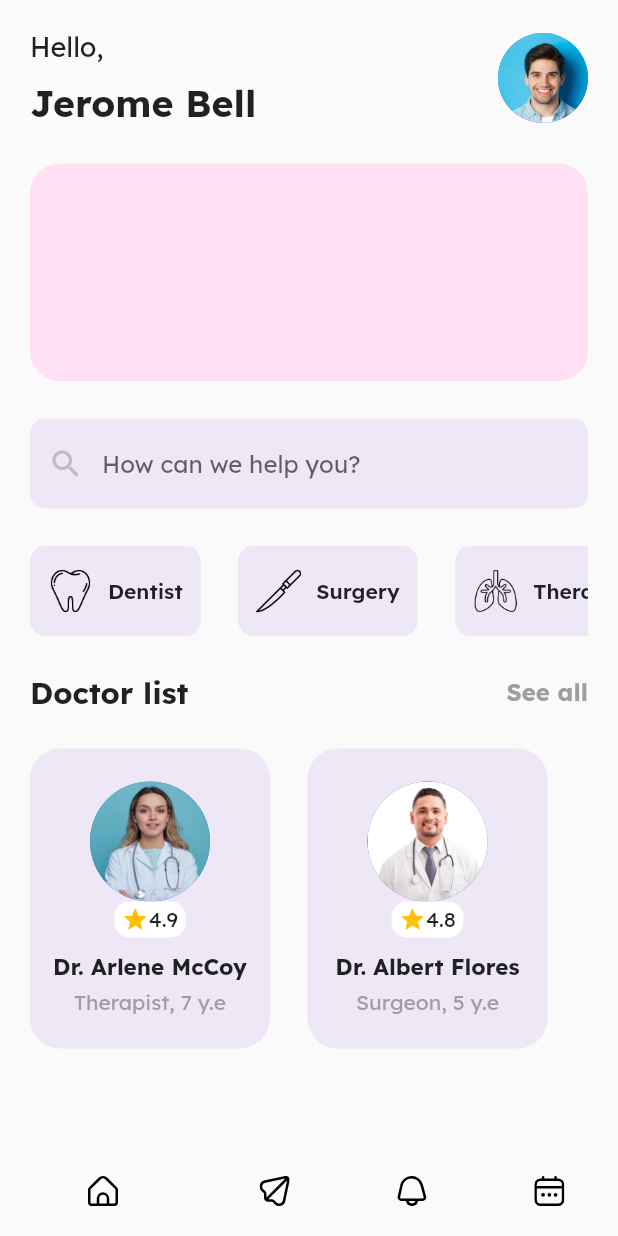
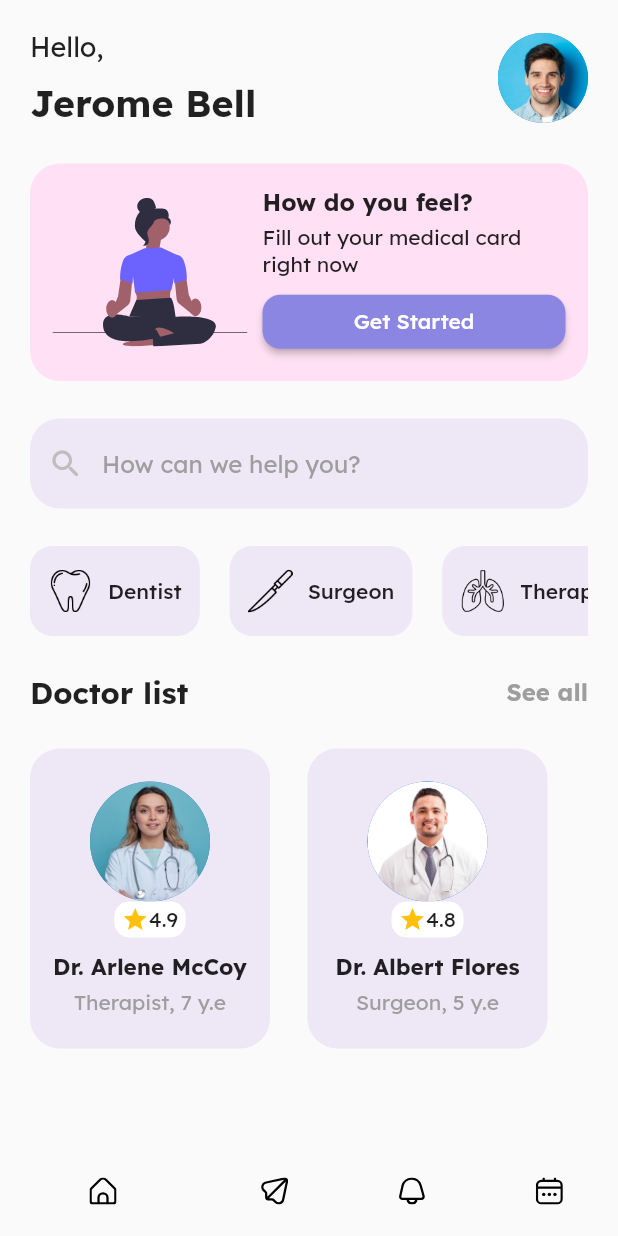
Before and after one commit to ayan-bloomscorp/flutter_ui_challenge, a Flutter app: the screen it shows after launch, after a tap on "Get Started", on a phone screen of 412 x 824 dp. Run offline on Flutter 3.47's test engine with Material 2 defaults, Android fonts, the phone set to English and light mode, and no system bars; our stand-ins replace flutter_svg, google_fonts.

```diff
--- a/lib/home/components/category_card.dart
+++ b/lib/home/components/category_card.dart
@@ -13,11 +13,11 @@ class CategoryCard extends StatelessWidget {
   @override
   Widget build(BuildContext context) {
     return Padding(
-      padding: const EdgeInsets.only(right: 25.0),
+      padding: const EdgeInsets.only(right: 20.0),
       child: Container(
         padding: const EdgeInsets.all(12),
         decoration: BoxDecoration(
-          borderRadius: BorderRadius.circular(10.0),
+          borderRadius: BorderRadius.circular(15.0),
           color: Colors.deepPurple.shade50,
         ),
         child: Row(children: [
@@ -25,7 +25,7 @@ class CategoryCard extends StatelessWidget {
           const SizedBox(width: 10.0),
           Text(
             categoryName,
-            style: const TextStyle(fontWeight: FontWeight.w600),
+            style: const TextStyle(fontWeight: FontWeight.w500),
           ),
         ]),
       ),
--- a/lib/home/components/hero_banner.dart
+++ b/lib/home/components/hero_banner.dart
@@ -15,37 +15,50 @@ class HeroBanner extends StatelessWidget {
         color: Pallette.pinkColor,
       ),
       height: 145,
-      child: Row(mainAxisAlignment: MainAxisAlignment.spaceEvenly, children: [
-        // SvgPicture.asset(
-        //   Assets.homeBannerSVG,
-        //   width: 200,
-        // ),
-        // Expanded(
-        //   child: Column(
-        //     crossAxisAlignment: CrossAxisAlignment.start,
-        //     children: [
-        //       const Text(Constant.homeBannerTitle),
-        //       const Text(Constant.homeBannerDescription),
-        //       ElevatedButton(
-        //         onPressed: () {},
-        //         style: ElevatedButton.styleFrom(
-        //           backgroundColor: Pallette.purpleColor,
-        //           shape: RoundedRectangleBorder(
-        //             borderRadius: BorderRadius.circular(10.0),
-        //           ),
-        //         ),
-        //         child: const Text(
-        //           Constant.homeBannerCtaButtonLabel,
-        //           style: TextStyle(
-        //             fontSize: 13,
-        //             color: Pallette.whiteColor,
-        //           ),
-        //         ),
-        //       ),
-        //     ],
-        //   ),
-        // ),
-      ]),
+      child: Padding(
+        padding: const EdgeInsets.symmetric(horizontal: 15.0),
+        child: Row(mainAxisAlignment: MainAxisAlignment.spaceEvenly, children: [
+          SizedBox(
+            width: 130,
+            child: SvgPicture.asset(Assets.homeBannerSVG),
+          ),
+          const SizedBox(width: 10),
+          Expanded(
+            child: SizedBox(
+              width: 100,
+              child: Column(
+                  crossAxisAlignment: CrossAxisAlignment.start,
+                  mainAxisAlignment: MainAxisAlignment.center,
+                  children: [
+                    const Text(
+                      Constant.homeBannerTitle,
+                      style: TextStyle(
+                        fontSize: 16,
+                        fontWeight: FontWeight.bold,
+                      ),
+                    ),
+                    const SizedBox(height: 5.0),
+                    const Text(Constant.homeBannerDescription),
+                    const SizedBox(height: 5.0),
+                    SizedBox(
+                      width: double.infinity,
+                      child: ElevatedButton(
+                        onPressed: () {},
+                        style: ElevatedButton.styleFrom(
+                          backgroundColor: Pallette.purpleColor,
+                          // padding: const EdgeInsets.symmetric(vertical: 20.0),
+                          shape: RoundedRectangleBorder(
+                            borderRadius: BorderRadius.circular(12.0),
+                          ),
+                        ),
+                        child: const Text(Constant.homeBannerCtaButtonLabel),
+                      ),
+                    )
+                  ]),
+            ),
+          )
+        ]),
+      ),
     );
   }
 }
--- a/lib/home/components/search_box.dart
+++ b/lib/home/components/search_box.dart
@@ -1,5 +1,8 @@
 import 'package:flutter/material.dart';
+import 'package:flutter_svg/flutter_svg.dart';
+import 'package:flutter_ui_challenge/service/assets.dart';
 import 'package:flutter_ui_challenge/service/constant.dart';
+import 'package:flutter_ui_challenge/service/pallette.dart';
 
 class SearchBox extends StatelessWidget {
   const SearchBox({super.key});
@@ -7,15 +10,16 @@ class SearchBox extends StatelessWidget {
   @override
   Widget build(BuildContext context) {
     return TextField(
-      style: TextStyle(color: Colors.white),
+      style: const TextStyle(color: Pallette.darkBlueColor),
       decoration: InputDecoration(
         filled: true,
         fillColor: Colors.deepPurple[50],
         border: OutlineInputBorder(
-          borderRadius: BorderRadius.circular(10),
+          borderRadius: BorderRadius.circular(20.0),
           borderSide: BorderSide.none,
         ),
         hintText: Constant.homeSearchBoxHint,
+        hintStyle: const TextStyle(color: Colors.grey),
         prefixIcon: const Icon(Icons.search_rounded),
         prefixIconColor: Colors.grey.shade400,
       ),
--- a/lib/navigation/bottom_navigation.dart
+++ b/lib/navigation/bottom_navigation.dart
@@ -1,6 +1,7 @@
 import 'package:flutter/material.dart';
 import 'package:flutter_svg/flutter_svg.dart';
 import 'package:flutter_ui_challenge/service/assets.dart';
+import 'package:flutter_ui_challenge/service/pallette.dart';
 
 class BottomNavigation extends StatelessWidget {
   const BottomNavigation({super.key});
@@ -17,15 +18,15 @@ class BottomNavigation extends StatelessWidget {
         getNavBottomNavItem(Assets.calendarNavIconSVG, "calender")
       ],
       currentIndex: 0,
-      unselectedItemColor: Colors.grey,
-      selectedItemColor: Colors.deepPurple,
+      unselectedItemColor: Pallette.darkBlueColor,
+      selectedItemColor: Pallette.purpleColor,
       elevation: 0,
     );
   }
 
   BottomNavigationBarItem getNavBottomNavItem(String icon, String label) {
     return BottomNavigationBarItem(
-      icon: SvgPicture.asset(icon, height: 20),
+      icon: SvgPicture.asset(icon, height: 18),
       label: label,
     );
   }
--- a/lib/service/constant.dart
+++ b/lib/service/constant.dart
@@ -12,8 +12,8 @@ class Constant {
   static const String homeBannerCtaButtonLabel = "Get Started";
   static const String homeSearchBoxHint = "How can we help you?";
   static const String dentistLabel = "Dentist";
-  static const String surgeryLabel = "Surgery";
-  static const String therapyLabel = "Therapy";
+  static const String surgeryLabel = "Surgeon";
+  static const String therapyLabel = "Therapist";
 
   // navigation
   static const String home = "home";
--- a/lib/welcome_screen/view/welcome_screen.dart
+++ b/lib/welcome_screen/view/welcome_screen.dart
@@ -42,7 +42,7 @@ class WelcomeScreen extends StatelessWidget {
                       ),
                 ),
                 const SizedBox(
-                  height: 20.0,
+                  height: 40.0,
                   width: double.infinity,
                 ),
                 SizedBox(
```
Also changed, not shown: assets/icons/search.svg (deleted).
